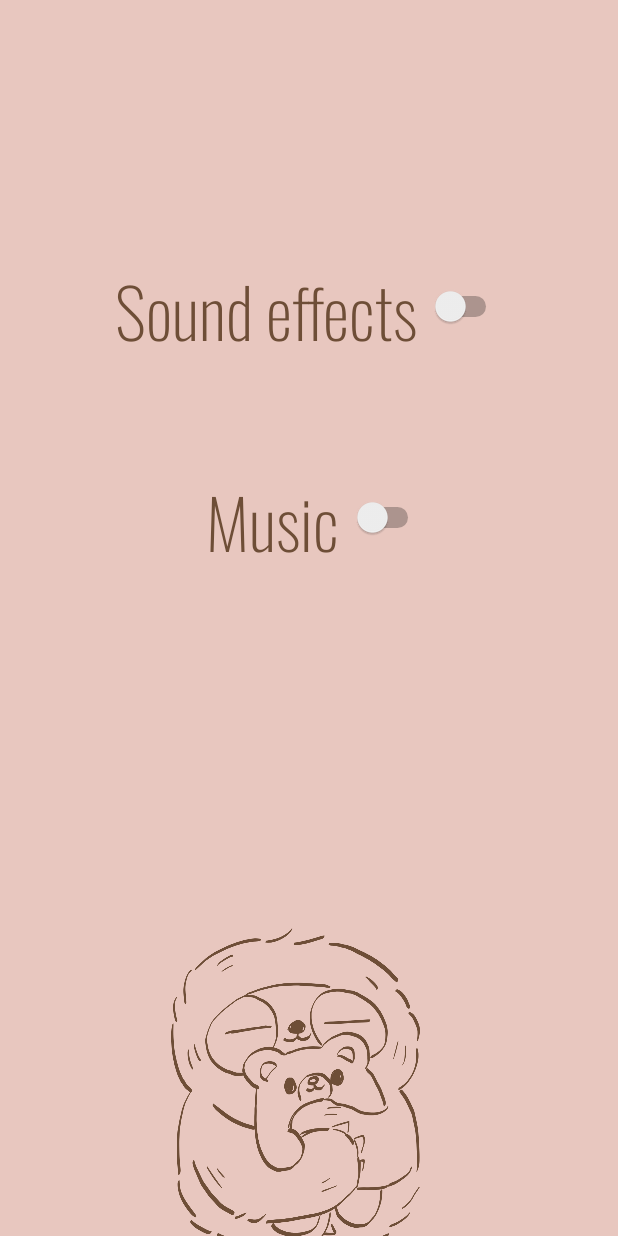
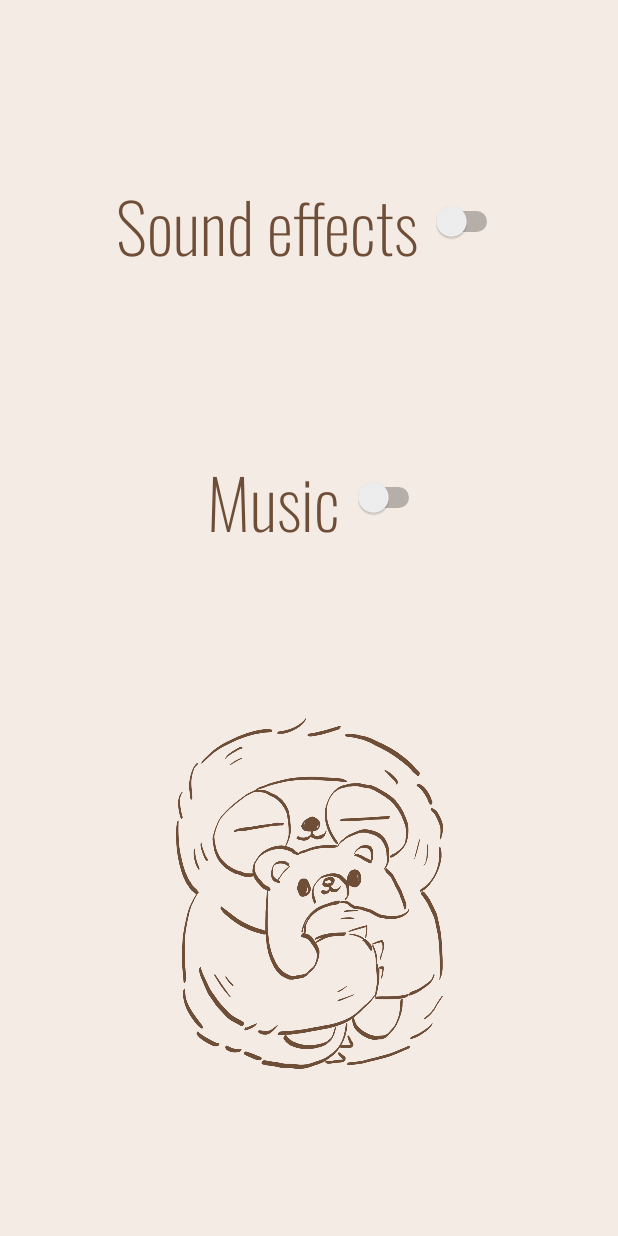
Before and after one commit to NaiKha/Nightshade, an Android app: the Settings screen opened directly, with no data from a screen before it, on a phone screen of 412 x 824 dp. Run offline under Robolectric (Android 15) with nearby library versions, the phone set to English and light mode, and no system bars.

Commit message:
small changes in settings

```diff
--- a/app/src/main/res/layout/activity_settings.xml
+++ b/app/src/main/res/layout/activity_settings.xml
@@ -5,56 +5,44 @@
     android:id="@+id/main"
     android:layout_width="match_parent"
     android:layout_height="match_parent"
-    android:background="#E8C7BF"
-    android:backgroundTint="#E8C7BF"
+    android:background="#F4EBE4"
+    android:backgroundTint="#F4EBE4"
     tools:context=".Settings">
 
-    <ImageView
-        android:id="@+id/imageView2"
-        android:layout_width="194dp"
-        android:layout_height="218dp"
-        android:layout_marginStart="99dp"
-        android:layout_marginTop="110dp"
-        android:layout_marginEnd="118dp"
-        android:layout_marginBottom="109dp"
-        android:src="@drawable/nalle"
-        app:layout_constraintBottom_toBottomOf="parent"
+    <Switch
+        android:id="@+id/switch_effects"
+        android:layout_width="wrap_content"
+        android:layout_height="wrap_content"
+        android:fontFamily="@font/oswald_extralight"
+        android:text="Sound effects "
+        android:textAppearance="@style/TextAppearance.AppCompat.Display2"
+        android:textColor="#6E4E37"
+        app:layout_constraintTop_toTopOf="parent"
+        app:layout_constraintStart_toStartOf="parent"
         app:layout_constraintEnd_toEndOf="parent"
-        app:layout_constraintHorizontal_bias="1.0"
-        app:layout_constraintStart_toStartOf="parent"
-        app:layout_constraintTop_toBottomOf="@+id/switch_music" />
+        app:layout_constraintBottom_toTopOf="@id/switch_music" />
 
     <Switch
         android:id="@+id/switch_music"
         android:layout_width="wrap_content"
         android:layout_height="wrap_content"
-        android:layout_marginStart="110dp"
-        android:layout_marginTop="34dp"
-        android:layout_marginEnd="111dp"
-        android:layout_marginBottom="127dp"
         android:fontFamily="@font/oswald_extralight"
         android:text=" Music "
         android:textAppearance="@style/TextAppearance.AppCompat.Display2"
         android:textColor="#6E4E37"
-        app:layout_constraintBottom_toTopOf="@+id/imageView2"
+        app:layout_constraintTop_toBottomOf="@id/switch_effects"
+        app:layout_constraintBottom_toTopOf="@id/imageView2"
+        app:layout_constraintStart_toStartOf="parent"
+        app:layout_constraintEnd_toEndOf="parent" />
+
+    <ImageView
+        android:id="@+id/imageView2"
+        android:layout_width="239dp"
+        android:layout_height="234dp"
+        android:src="@drawable/nalle"
+        app:layout_constraintBottom_toBottomOf="parent"
         app:layout_constraintEnd_toEndOf="parent"
         app:layout_constraintStart_toStartOf="parent"
-        app:layout_constraintTop_toBottomOf="@+id/switch_effects" />
+        app:layout_constraintTop_toBottomOf="@id/switch_music" />
 
-    <Switch
-        android:id="@+id/switch_effects"
-        android:layout_width="wrap_content"
-        android:layout_height="wrap_content"
-        android:layout_marginStart="37dp"
-        android:layout_marginTop="289dp"
-        android:layout_marginEnd="38dp"
-        android:layout_marginBottom="34dp"
-        android:fontFamily="@font/oswald_extralight"
-        android:text="Sound effects "
-        android:textAppearance="@style/TextAppearance.AppCompat.Display2"
-        android:textColor="#6E4E37"
-        app:layout_constraintBottom_toTopOf="@+id/switch_music"
-        app:layout_constraintEnd_toEndOf="parent"
-        app:layout_constraintStart_toStartOf="parent"
-        app:layout_constraintTop_toTopOf="parent" />
 </androidx.constraintlayout.widget.ConstraintLayout>
```
